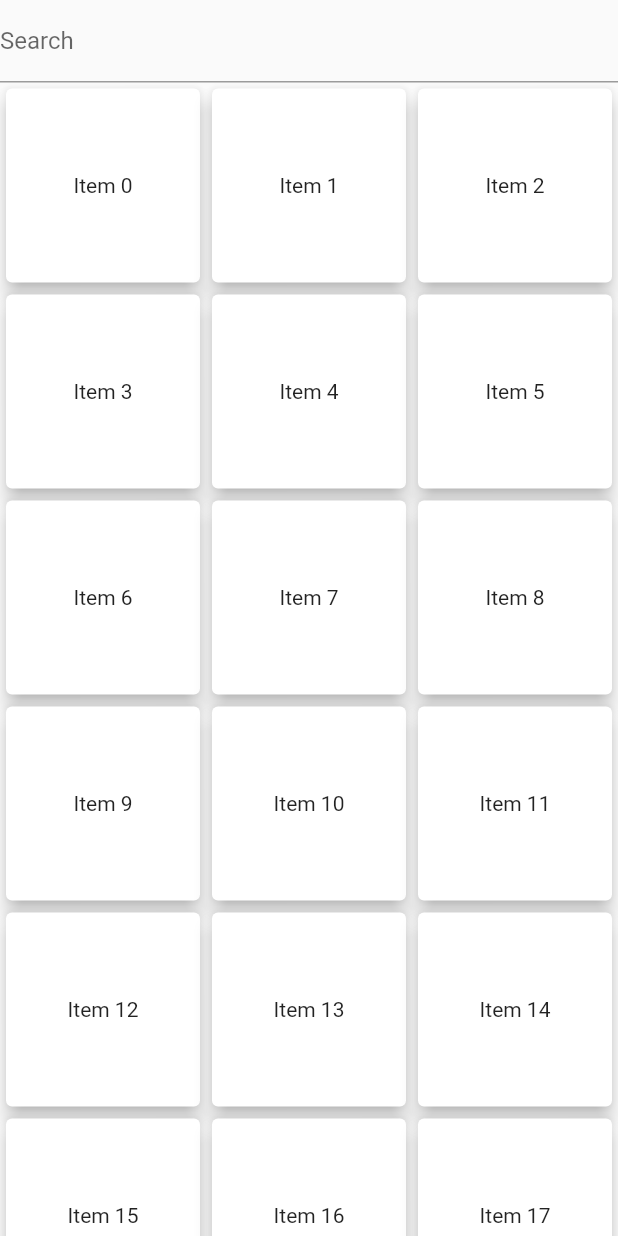
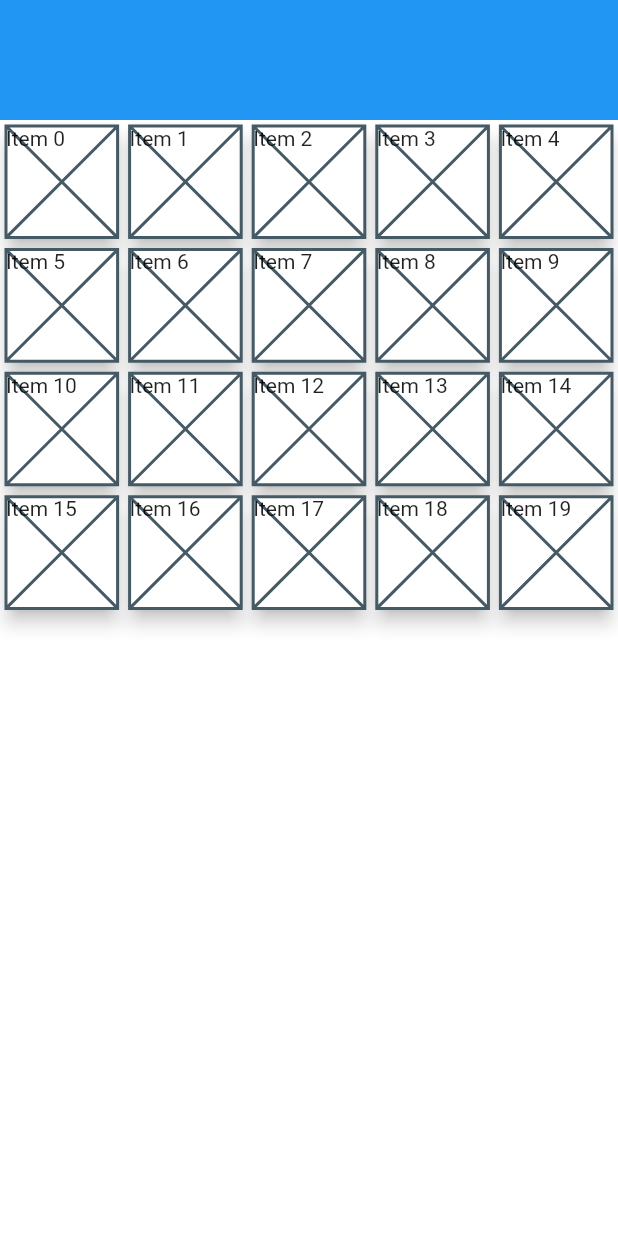
Before and after one commit to andreslab/paas-platform-master, a Flutter app: the CompanyPage screen opened by its route, on a phone screen of 412 x 824 dp. Run offline on Flutter 3.47's test engine with Material 2 defaults, Android fonts, the phone set to English and light mode, and no system bars.

Commit message:
add actionBar, detail in company section, administration of modules

```diff
--- a/lib/main.dart
+++ b/lib/main.dart
@@ -1,7 +1,6 @@
 import 'package:flutter/material.dart';
 import 'pages/home.dart';
 import 'pages/company.dart';
-import 'pages/detail.dart';
 import 'pages/dashboard.dart';
 import 'pages/module.dart';
 
@@ -22,7 +21,6 @@ class MyApp extends StatelessWidget {
       routes: {
         "home": (context) => HomePage(),
         "company": (context) => CompanyPage(),
-        "detail": (context) => DetailPage(),
         "dashboard": (context) => DashboardPage(),
         "module": (context) => ModulePage(),
       },
--- a/lib/pages/company.dart
+++ b/lib/pages/company.dart
@@ -1,5 +1,7 @@
 import 'package:flutter/material.dart';
 import 'package:flutter/cupertino.dart';
+import '../widgets/utils/action_bar.dart';
+import '../widgets/company_main.dart';
 
 class CompanyPage extends StatefulWidget {
   @override
@@ -13,56 +15,17 @@ class _CompanyPageState extends State<CompanyPage> {
           body: Column(
         mainAxisAlignment: MainAxisAlignment.spaceEvenly,
         children: <Widget>[
-          TextFormField(
-            decoration: InputDecoration(
-                labelText: "Search",
-                contentPadding: EdgeInsets.symmetric(vertical: 10)),
+          ActionBarWidget(),
+          Expanded(
+                  child: Container(
+            child: CompanyMainWidget(),
           ),
-          Expanded(child: gridView)
+        ),
+
         ],
       ),
     );
   }
 
-  var gridView = new GridView.builder(
-        itemCount: 20,
-        gridDelegate:
-            new SliverGridDelegateWithFixedCrossAxisCount(crossAxisCount: 3),
-        itemBuilder: (BuildContext context, int index) {
-          return new GestureDetector(
-            child: new Card(
-              elevation: 5.0,
-              child: new Container(
-                alignment: Alignment.center,
-                child: new Text('Item $index'),
-              ),
-            ),
-            onTap: () {
-              /*showDialog(
-                barrierDismissible: false,
-                context: context,
-                child: new CupertinoAlertDialog(
-                  title: new Column(
-                    children: <Widget>[
-                      new Text("GridView"),
-                      new Icon(
-                        Icons.favorite,
-                        color: Colors.green,
-                      ),
-                    ],
-                  ),
-                  content: new Text("Selected Item $index"),
-                  actions: <Widget>[
-                    new FlatButton(
-                        onPressed: () {
-                          Navigator.of(context).pop();
-                        },
-                        child: new Text("OK"))
-                  ],
-                ),
-              );*/
-              Navigator.pushNamed(context, "detail");
-            },
-          );
-        });
+
 }
--- a/lib/pages/home.dart
+++ b/lib/pages/home.dart
@@ -1,4 +1,5 @@
 import 'package:flutter/material.dart';
+import '../widgets/utils/action_bar.dart';
 
 class HomePage extends StatelessWidget {
   @override
@@ -6,6 +7,7 @@ class HomePage extends StatelessWidget {
     return Container(
         child: Column(
       children: <Widget>[
+        ActionBarWidget(),
         Container(
           height: 200,
           child: PageView.builder(
--- /dev/null
+++ b/lib/widgets/company_main.dart
@@ -0,0 +1,153 @@
+import 'package:flutter/material.dart';
+
+class CompanyMainWidget extends StatefulWidget {
+  @override
+  _CompanyMainWidgetState createState() => _CompanyMainWidgetState();
+}
+
+class _CompanyMainWidgetState extends State<CompanyMainWidget> {
+  @override
+  Widget build(BuildContext context) {
+
+    Widget companyDetail = Container(
+    child: Column(crossAxisAlignment: CrossAxisAlignment.stretch, children: [
+      Row(
+        children: <Widget>[
+          FadeInImage.assetNetwork(
+              width: 300,
+              height: 300,
+              placeholder: "res/img/img_company.png",
+              image: "https://img.icons8.com/dusk/2x/google-logo--v1.png"),
+          /*Container(
+              decoration: BoxDecoration(
+                image: DecorationImage(
+                  image: AssetImage("res/img/img_bg_ad_slide.png"),
+                  fit: BoxFit.fill,
+                ),
+              ),
+            ),*/
+          Text(
+            "Nombre de empresa",
+            style: TextStyle(fontSize: 25),
+          )
+        ],
+      ),
+      Text(
+        "Módulos",
+        style: TextStyle(fontSize: 20),
+      ),
+      Wrap(
+          spacing: 0.0, // gap between adjacent chips
+                  runSpacing: 0.0, // gap between lines
+                  children: <Widget>[
+                    module("modulo1", true),
+                    module("modulo2", true),
+                    module("modulo3", true),
+                    module("modulo4", false),
+                    module("modulo5", false),
+                    module("modulo6", true),
+                    module("modulo7", true),
+                    module("modulo8", false),
+
+                  ],),
+      /*Container(
+          child: Expanded(
+              child: GridView.builder(
+                  itemCount: 5,
+                  gridDelegate: new SliverGridDelegateWithFixedCrossAxisCount(
+                      crossAxisCount: 3),
+                  itemBuilder: (BuildContext context, int index) {
+                    return Row(
+                      mainAxisAlignment: MainAxisAlignment.center,
+                      children: <Widget>[
+                        Text("Modulo"),
+                        Checkbox(
+                          value: true,
+                          onChanged: (bool value) {
+                            /*setState(() {
+                                isActiveModule = value;
+                              });*/
+                            print("...");
+                          },
+                        ),
+                      ],
+                    );
+                  })))*/
+    ]),
+  );
+
+    return Container(
+        color: Colors.white,
+        child: PageView(
+          children: <Widget>[companyGrid, companyDetail],
+        ));
+  }
+
+  Widget companyGrid = GridView.builder(
+      itemCount: 20,
+      gridDelegate:
+          new SliverGridDelegateWithFixedCrossAxisCount(crossAxisCount: 5),
+      itemBuilder: (BuildContext context, int index) {
+        return new GestureDetector(
+          child: new Card(
+            elevation: 5.0,
+            child: new Container(
+              alignment: Alignment.center,
+              child: Center(
+                child: Stack(
+                  children: [
+                    Placeholder(fallbackHeight: 50,fallbackWidth: 50,),
+                    Text('Item $index'),
+                  ]
+                ),
+              )
+
+            ),
+          ),
+          onTap: () {
+            /*showDialog(
+                barrierDismissible: false,
+                context: context,
+                child: new CupertinoAlertDialog(
+                  title: new Column(
+                    children: <Widget>[
+                      new Text("GridView"),
+                      new Icon(
+                        Icons.favorite,
+                        color: Colors.green,
+                      ),
+                    ],
+                  ),
+                  content: new Text("Selected Item $index"),
+                  actions: <Widget>[
+                    new FlatButton(
+                        onPressed: () {
+                          Navigator.of(context).pop();
+                        },
+                        child: new Text("OK"))
+                  ],
+                ),
+              );*/
+            Navigator.pushNamed(context, "detail");
+          },
+        );
+      });
+
+
+
+  Widget module(String label, bool isActive) => Container(
+      child: Row(
+    children: <Widget>[
+      Text(label),
+      Checkbox(
+        value: isActive,
+        onChanged: (bool value) {
+          /*setState(() {
+                                isActiveModule = value;
+                              });*/
+          print("...");
+        },
+      )
+    ],
+  ));
+}
--- /dev/null
+++ b/lib/widgets/utils/action_bar.dart
@@ -0,0 +1,16 @@
+import 'package:flutter/material.dart';
+
+class ActionBarWidget extends StatefulWidget {
+  @override
+  _ActionBarWidgetState createState() => _ActionBarWidgetState();
+}
+
+class _ActionBarWidgetState extends State<ActionBarWidget> {
+  @override
+  Widget build(BuildContext context) {
+    return Container(
+      height: 80,
+          color: Colors.blue,
+    );
+  }
+}
```
Also changed, not shown: lib/pages/dashboard.dart (+10 -5 lines), lib/pages/detail.dart (deleted, +0 -60 lines), lib/pages/module.dart (+11 -3 lines), lib/pages/template.dart (added, +21 -0 lines), lib/widgets/module_main.dart (added, +73 -0 lines).
